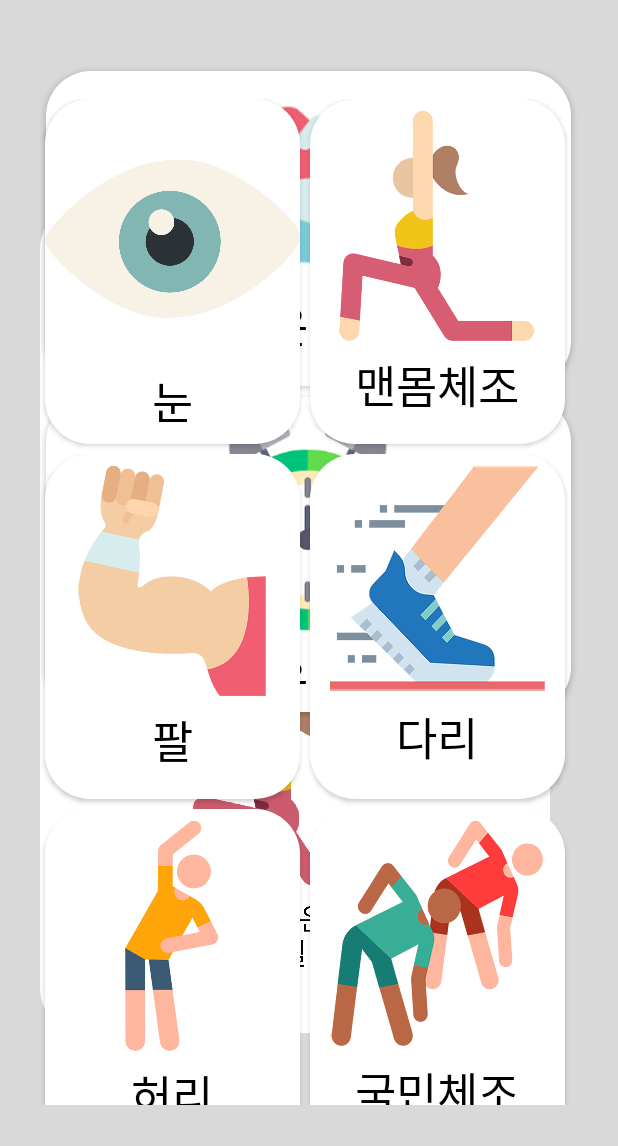
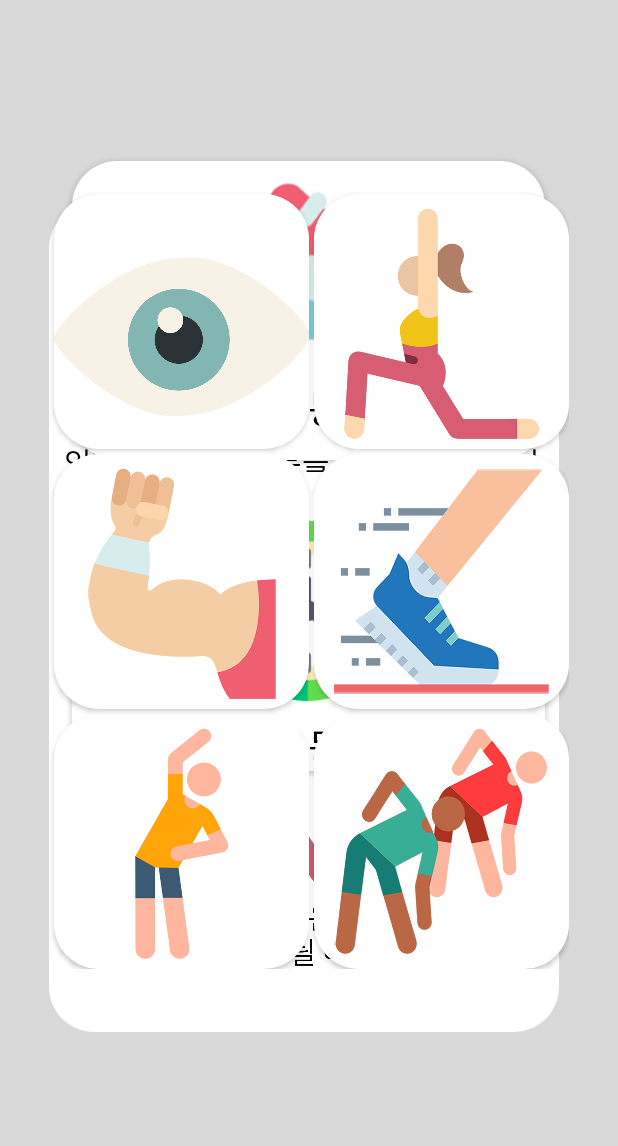
Before and after one commit to Se-Yeong712/Slivernow, an Android app: the screen it shows after launch (MainActivity), on a phone screen of 412 x 824 dp, the part 90-1236 px from its top. Run offline under Robolectric (Android 15) with nearby library versions, the phone set to English and light mode, and no system bars.

Commit message:
Change Current~.java layout & Add MenuItem click function

```diff
--- a/app/src/main/res/drawable/exercise_start_btn.xml
+++ b/app/src/main/res/drawable/exercise_start_btn.xml
@@ -3,5 +3,5 @@
     android:layout_width="wrap_content"
     android:layout_height="wrap_content">
     <solid android:color="@color/colorAccent"/>
-    <corners android:radius="30dp"/>
+    <corners android:radius="15dp"/>
 </shape>
--- a/app/src/main/res/layout/activity_main.xml
+++ b/app/src/main/res/layout/activity_main.xml
@@ -7,6 +7,7 @@
     tools:context="s2017s16.kr.hs.mirim.silvernow.MainActivity"
     android:orientation="vertical"
     android:background="@color/BackGround">
+
     <android.support.v7.widget.Toolbar
         android:id="@+id/toolbar"
         android:layout_width="match_parent"
@@ -18,6 +19,7 @@
             android:src="@drawable/logo"
             android:layout_gravity="center"/>
     </android.support.v7.widget.Toolbar>
+
     <TabHost
         android:id="@+id/tabhost"
         android:layout_width="match_parent"
@@ -121,33 +123,27 @@
                     <Button
                         android:layout_gravity="center_horizontal"
                         android:id="@+id/b_current"
-                        android:layout_width="350dp"
-                        android:layout_height="210dp"
+                        android:layout_width="315dp"
+                        android:layout_height="199dp"
                         android:background="@drawable/tab3_btn"
                         android:drawableTop="@drawable/current"
-                        android:paddingTop="14dp"
-                        android:paddingLeft="8dp"
-                        android:paddingRight="8dp"
-                        android:paddingBottom="13dp"
+                        android:padding="5dp"
                         android:layout_margin="4dp"
                         android:text="나의 운동 현황"
                         android:textColor="#000000"
-                        android:textSize="30dp"/>
+                        android:textSize="25sp"/>
                     <Button
                         android:id="@+id/b_alarm"
                         android:layout_gravity="center_horizontal"
-                        android:layout_width="350dp"
-                        android:layout_height="210dp"
+                        android:layout_width="315dp"
+                        android:layout_height="199dp"
                         android:background="@drawable/tab3_btn"
                         android:drawableTop="@drawable/alarm"
-                        android:paddingTop="8dp"
-                        android:paddingLeft="8dp"
-                        android:paddingRight="8dp"
-                        android:paddingBottom="10dp"
-                        android:layout_margin="3dp"
+                        android:padding="5dp"
+                        android:layout_margin="4dp"
                         android:text="나의 운동 알람"
                         android:textColor="#000000"
-                        android:textSize="30dp"/>
+                        android:textSize="25sp"/>
                 </LinearLayout>
             </LinearLayout>
             //tab3
@@ -166,118 +162,111 @@
                         android:layout_width="match_parent"
                         android:layout_height="match_parent"
                         android:layout_marginBottom="10dp">
-                        <LinearLayout
+
+                        <android.support.constraint.ConstraintLayout
                             android:layout_width="match_parent"
                             android:layout_height="match_parent"
-                            android:orientation="vertical"
                             android:layout_marginTop="10dp"
                             android:layout_marginBottom="30dp">
-                            <LinearLayout
-                                android:layout_width="match_parent"
-                                android:layout_height="wrap_content"
-                                android:orientation="horizontal">
+
                             <Button
                                 android:id="@+id/b_eye"
                                 android:layout_gravity="center_horizontal"
                                 android:layout_width="170dp"
-                                    android:layout_height="230dp"
+                                android:layout_height="170dp"
                                 android:background="@drawable/tab3_btn"
                                 android:drawableTop="@drawable/eye"
-                                    android:paddingTop="8dp"
-                                    android:paddingLeft="8dp"
-                                    android:paddingRight="8dp"
-                                    android:paddingBottom="10dp"
+                                android:padding="10dp"
                                 android:layout_margin="3dp"
                                 android:text="눈"
                                 android:textColor="#000000"
-                                    android:textSize="30dp"/>
+                                android:textSize="30dp"
+                                app:layout_constraintTop_toTopOf="parent"
+                                app:layout_constraintLeft_toLeftOf="parent"
+                                />
+
                             <Button
                                 android:id="@+id/b_gym"
                                 android:layout_gravity="center_horizontal"
                                 android:layout_width="170dp"
-                                    android:layout_height="230dp"
+                                android:layout_height="170dp"
                                 android:background="@drawable/tab3_btn"
                                 android:drawableTop="@drawable/yoga"
-                                    android:paddingTop="8dp"
-                                    android:paddingLeft="8dp"
-                                    android:paddingRight="8dp"
-                                    android:paddingBottom="10dp"
+                                android:padding="10dp"
                                 android:layout_margin="3dp"
                                 android:text="맨몸체조"
                                 android:textColor="#000000"
-                                    android:textSize="30dp"/>
-                            </LinearLayout>
-                            <LinearLayout
-                                android:layout_width="match_parent"
-                                android:layout_height="wrap_content"
-                                android:orientation="horizontal">
+                                android:textSize="30dp"
+                                app:layout_constraintTop_toTopOf="parent"
+                                app:layout_constraintLeft_toRightOf="@id/b_eye"
+                                />
+
                             <Button
                                 android:id="@+id/b_arm"
                                 android:layout_gravity="center_horizontal"
                                 android:layout_width="170dp"
-                                    android:layout_height="230dp"
+                                android:layout_height="170dp"
                                 android:background="@drawable/tab3_btn"
                                 android:drawableTop="@drawable/muscle"
-                                    android:paddingTop="8dp"
-                                    android:paddingLeft="8dp"
-                                    android:paddingRight="8dp"
-                                    android:paddingBottom="10dp"
+                                android:padding="10dp"
                                 android:layout_margin="3dp"
                                 android:text="팔"
                                 android:textColor="#000000"
-                                    android:textSize="30dp"/>
+                                android:textSize="30dp"
+                                app:layout_constraintLeft_toLeftOf="parent"
+                                app:layout_constraintTop_toBottomOf="@id/b_eye"
+                                />
+
                             <Button
                                 android:id="@+id/b_leg"
                                 android:layout_gravity="center_horizontal"
                                 android:layout_width="170dp"
-                                    android:layout_height="230dp"
+                                android:layout_height="170dp"
                                 android:background="@drawable/tab3_btn"
                                 android:drawableTop="@drawable/speed"
-                                    android:paddingTop="8dp"
-                                    android:paddingLeft="8dp"
-                                    android:paddingRight="8dp"
-                                    android:paddingBottom="10dp"
+                                android:padding="10dp"
                                 android:layout_margin="3dp"
                                 android:text="다리"
                                 android:textColor="#000000"
-                                    android:textSize="30dp"/>
-                            </LinearLayout>
-                            <LinearLayout
-                                android:layout_width="match_parent"
-                                android:layout_height="wrap_content"
-                                android:orientation="horizontal">
+                                android:textSize="30dp"
+                                app:layout_constraintLeft_toRightOf="@id/b_arm"
+                                app:layout_constraintTop_toBottomOf="@id/b_gym"
+                                />
+
                             <Button
                                 android:id="@+id/b_waist"
                                 android:layout_gravity="center_horizontal"
                                 android:layout_width="170dp"
-                                    android:layout_height="230dp"
+                                android:layout_height="170dp"
                                 android:background="@drawable/tab3_btn"
                                 android:drawableTop="@drawable/stretching"
-                                    android:paddingTop="8dp"
-                                    android:paddingLeft="8dp"
-                                    android:paddingRight="8dp"
-                                    android:paddingBottom="10dp"
+                                android:padding="10dp"
                                 android:layout_margin="3dp"
                                 android:text="허리"
                                 android:textColor="#000000"
-                                    android:textSize="30dp"/>
+                                android:textSize="30dp"
+                                app:layout_constraintTop_toBottomOf="@id/b_arm"
+                                app:layout_constraintLeft_toLeftOf="parent"
+                                />
+
                             <Button
                                 android:id="@+id/b_citizen"
                                 android:layout_gravity="center_horizontal"
                                 android:layout_width="170dp"
-                                    android:layout_height="230dp"
+                                android:layout_height="170dp"
                                 android:background="@drawable/tab3_btn"
                                 android:drawableTop="@drawable/gymnastics"
-                                    android:paddingTop="8dp"
-                                    android:paddingLeft="8dp"
-                                    android:paddingRight="8dp"
-                                    android:paddingBottom="10dp"
+                                android:padding="10dp"
                                 android:layout_margin="3dp"
                                 android:text="국민체조"
                                 android:textColor="#000000"
-                                    android:textSize="30dp"/>
-                            </LinearLayout>
-                        </LinearLayout>
+                                android:textSize="30dp"
+                                app:layout_constraintTop_toBottomOf="@id/b_leg"
+                                app:layout_constraintLeft_toRightOf="@id/b_arm"
+                                />
+
+                        </android.support.constraint.ConstraintLayout>
+
                     </ScrollView>
                 </LinearLayout>
             </LinearLayout>
```
Also changed, not shown: app/src/main/java/s2017s16/kr/hs/mirim/silvernow/CurrentActivity.java (+23 -1 lines), app/src/main/res/layout/activity_alarm.xml (+13 -5 lines), app/src/main/res/layout/activity_alarm_set.xml (+6 -13 lines), app/src/main/res/layout/activity_eye.xml (+32 -28 lines), app/src/main/res/layout/activity_eyeexercise.xml (+29 -16 lines), app/src/main/res/layout/activity_leg.xml (+32 -28 lines), app/src/main/res/layout/activity_leg_exercise.xml (+26 -16 lines). Lines whose indentation alone changed are shown as unchanged.
